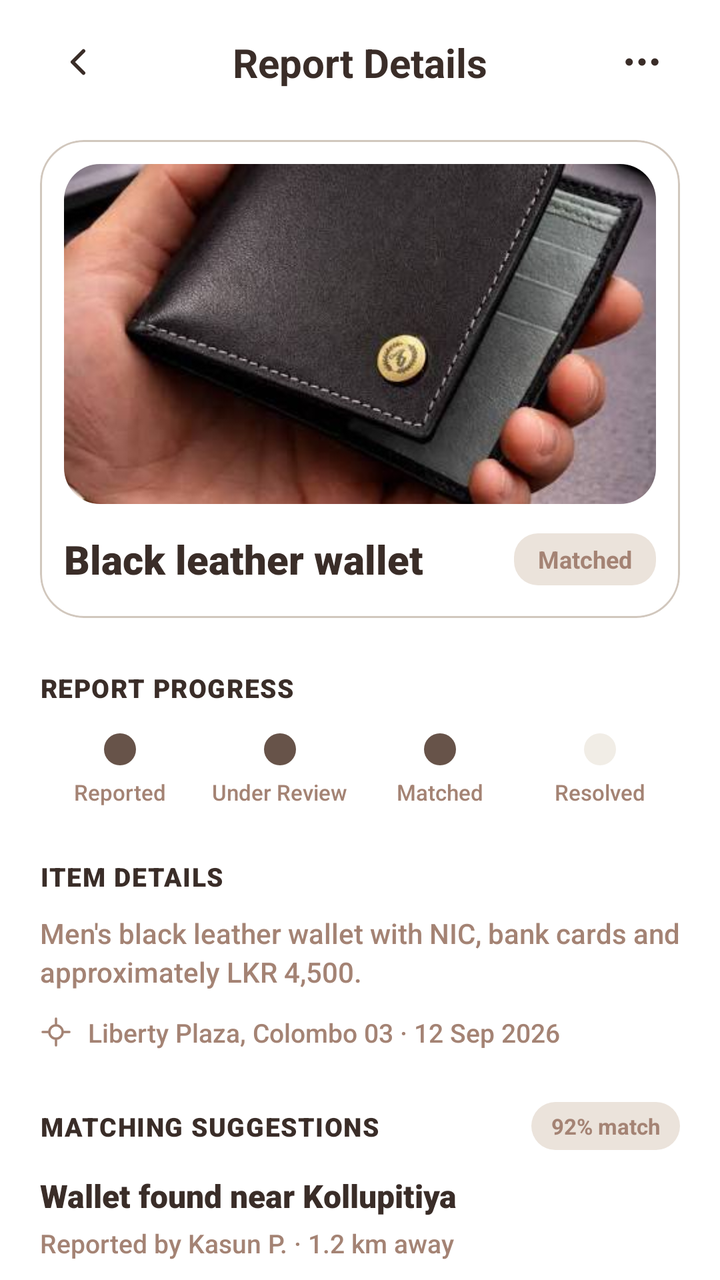
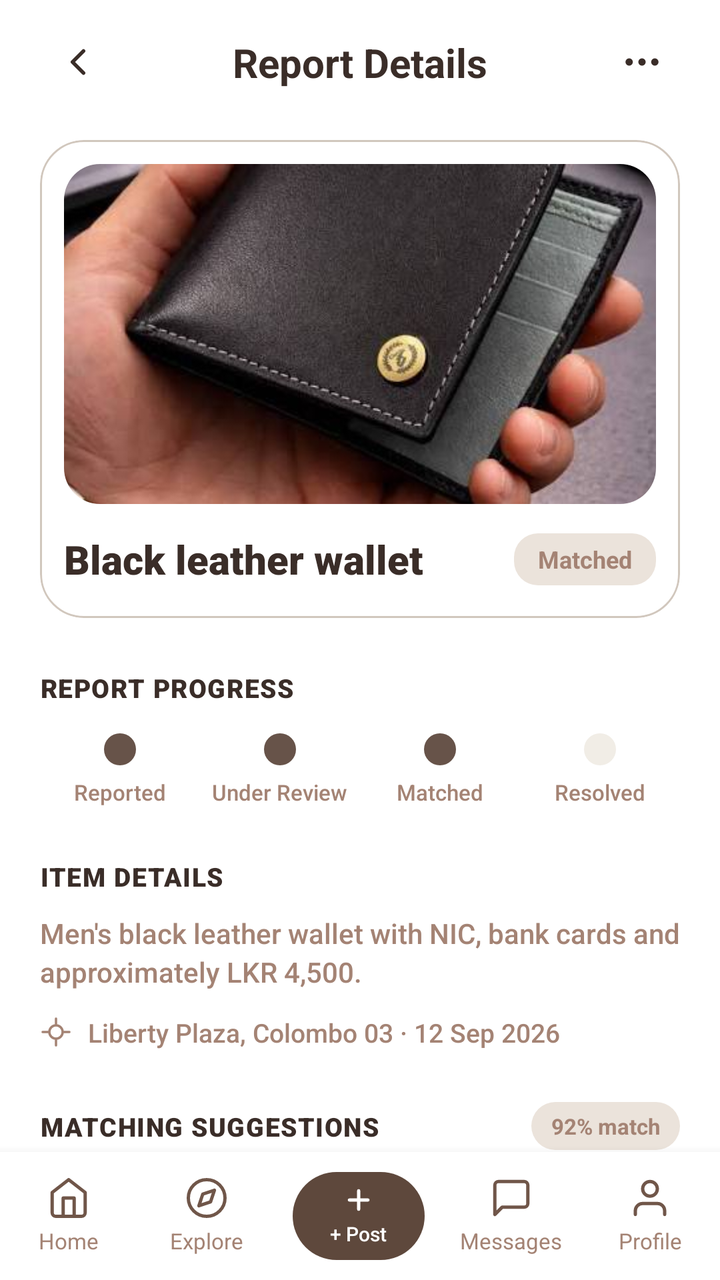

The first picture is an Android layout as it rendered before a commit; the second is the same layout after the commit. The layout source and the unified diff follow.
<!-- AndroidManifest.xml: application theme Theme.LostAndFound -->
<!-- res/layout/fragment_details.xml -->
<?xml version="1.0" encoding="utf-8"?>
<androidx.core.widget.NestedScrollView xmlns:android="http://schemas.android.com/apk/res/android"
    xmlns:app="http://schemas.android.com/apk/res-auto"
    xmlns:tools="http://schemas.android.com/tools"
    android:id="@+id/scrollBox"
    android:layout_width="match_parent"
    android:layout_height="match_parent"
    android:background="@color/background_screen"
    android:fillViewport="true"
    android:overScrollMode="never"
    tools:context=".DetailsFragment">

    <LinearLayout
        android:layout_width="match_parent"
        android:layout_height="wrap_content"
        android:orientation="vertical"
        android:paddingStart="20dp"
        android:paddingTop="12dp"
        android:paddingEnd="20dp"
        android:paddingBottom="24dp">

        
        <androidx.constraintlayout.widget.ConstraintLayout
            android:id="@+id/headRow"
            android:layout_width="match_parent"
            android:layout_height="wrap_content">

            <ImageView
                android:id="@+id/btnBack"
                android:layout_width="38dp"
                android:layout_height="38dp"
                android:clickable="true"
                android:contentDescription="Back"
                android:focusable="true"
                android:padding="8dp"
                android:src="@drawable/ic_back_chevron"
                app:layout_constraintBottom_toBottomOf="parent"
                app:layout_constraintStart_toStartOf="parent"
                app:layout_constraintTop_toTopOf="parent" />

            <TextView
                android:id="@+id/tvTitle"
                android:layout_width="wrap_content"
                android:layout_height="wrap_content"
                android:fontFamily="sans-serif-bold"
                android:text="Report Details"
                android:textColor="@color/text_primary"
                android:textSize="20sp"
                android:textStyle="bold"
                app:layout_constraintBottom_toBottomOf="parent"
                app:layout_constraintEnd_toEndOf="parent"
                app:layout_constraintStart_toStartOf="parent"
                app:layout_constraintTop_toTopOf="parent" />

            <ImageView
                android:id="@+id/btnMore"
                android:layout_width="38dp"
                android:layout_height="38dp"
                android:clickable="true"
                android:contentDescription="More options"
                android:focusable="true"
                android:padding="8dp"
                android:src="@drawable/ic_more_dots"
                app:layout_constraintBottom_toBottomOf="parent"
                app:layout_constraintEnd_toEndOf="parent"
                app:layout_constraintTop_toTopOf="parent" />
        </androidx.constraintlayout.widget.ConstraintLayout>

        
        <com.google.android.material.card.MaterialCardView
            android:id="@+id/picCard"
            android:layout_width="match_parent"
            android:layout_height="wrap_content"
            android:layout_marginTop="20dp"
            app:cardBackgroundColor="@color/white"
            app:cardCornerRadius="22dp"
            app:cardElevation="0dp"
            app:strokeColor="@color/component_stroke_border"
            app:strokeWidth="1dp">

            <LinearLayout
                android:layout_width="match_parent"
                android:layout_height="wrap_content"
                android:orientation="vertical"
                android:padding="12dp">

                
                <com.google.android.material.imageview.ShapeableImageView
                    android:id="@+id/imgView"
                    android:layout_width="match_parent"
                    android:layout_height="170dp"
                    android:contentDescription="Wallet photo"
                    android:scaleType="centerCrop"
                    android:src="@drawable/img_wallet"
                    app:shapeAppearanceOverlay="@style/ShapeAppearance.RoundedSquare" />

                
                <androidx.constraintlayout.widget.ConstraintLayout
                    android:layout_width="match_parent"
                    android:layout_height="wrap_content"
                    android:layout_marginTop="14dp"
                    android:layout_marginBottom="4dp">

                    <TextView
                        android:id="@+id/tvName"
                        android:layout_width="0dp"
                        android:layout_height="wrap_content"
                        android:layout_marginEnd="8dp"
                        android:fontFamily="sans-serif-black"
                        android:text="Black leather wallet"
                        android:textColor="@color/text_primary"
                        android:textSize="20sp"
                        android:textStyle="bold"
                        app:layout_constraintBottom_toBottomOf="parent"
                        app:layout_constraintEnd_toStartOf="@+id/tagStat"
                        app:layout_constraintStart_toStartOf="parent"
                        app:layout_constraintTop_toTopOf="parent" />

                    <TextView
                        android:id="@+id/tagStat"
                        android:layout_width="wrap_content"
                        android:layout_height="26dp"
                        android:background="@drawable/bg_badge_neutral"
                        android:gravity="center"
                        android:paddingStart="12dp"
                        android:paddingEnd="12dp"
                        android:text="Matched"
                        android:textColor="@color/see_all_color"
                        android:textSize="12sp"
                        android:textStyle="bold"
                        app:layout_constraintBottom_toBottomOf="parent"
                        app:layout_constraintEnd_toEndOf="parent"
                        app:layout_constraintTop_toTopOf="parent" />
                </androidx.constraintlayout.widget.ConstraintLayout>

            </LinearLayout>
        </com.google.android.material.card.MaterialCardView>

        
        <TextView
            android:id="@+id/secProg"
            android:layout_width="wrap_content"
            android:layout_height="wrap_content"
            android:layout_marginTop="26dp"
            android:fontFamily="sans-serif-black"
            android:letterSpacing="0.04"
            android:text="REPORT PROGRESS"
            android:textColor="@color/text_primary"
            android:textSize="13sp"
            android:textStyle="bold" />

        
        <LinearLayout
            android:id="@+id/rowProg"
            android:layout_width="match_parent"
            android:layout_height="wrap_content"
            android:layout_marginTop="14dp"
            android:baselineAligned="false"
            android:orientation="horizontal">

            
            <LinearLayout
                android:layout_width="0dp"
                android:layout_height="wrap_content"
                android:layout_weight="1"
                android:gravity="center"
                android:orientation="vertical">

                <View
                    android:layout_width="16dp"
                    android:layout_height="16dp"
                    android:background="@drawable/bg_circle_black"
                    android:backgroundTint="#675349" />

                <TextView
                    android:layout_width="wrap_content"
                    android:layout_height="wrap_content"
                    android:layout_marginTop="6dp"
                    android:fontFamily="sans-serif-medium"
                    android:text="Reported"
                    android:textColor="@color/text_secondary"
                    android:textSize="11sp" />
            </LinearLayout>

            
            <LinearLayout
                android:layout_width="0dp"
                android:layout_height="wrap_content"
                android:layout_weight="1"
                android:gravity="center"
                android:orientation="vertical">

                <View
                    android:layout_width="16dp"
                    android:layout_height="16dp"
                    android:background="@drawable/bg_circle_black"
                    android:backgroundTint="#675349" />

                <TextView
                    android:layout_width="wrap_content"
                    android:layout_height="wrap_content"
                    android:layout_marginTop="6dp"
                    android:fontFamily="sans-serif-medium"
                    android:text="Under Review"
                    android:textColor="@color/text_secondary"
                    android:textSize="11sp" />
            </LinearLayout>

            
            <LinearLayout
                android:layout_width="0dp"
                android:layout_height="wrap_content"
                android:layout_weight="1"
                android:gravity="center"
                android:orientation="vertical">

                <View
                    android:layout_width="16dp"
                    android:layout_height="16dp"
                    android:background="@drawable/bg_circle_black"
                    android:backgroundTint="#675349" />

                <TextView
                    android:layout_width="wrap_content"
                    android:layout_height="wrap_content"
                    android:layout_marginTop="6dp"
                    android:fontFamily="sans-serif-medium"
                    android:text="Matched"
                    android:textColor="@color/text_secondary"
                    android:textSize="11sp" />
            </LinearLayout>

            
            <LinearLayout
                android:layout_width="0dp"
                android:layout_height="wrap_content"
                android:layout_weight="1"
                android:gravity="center"
                android:orientation="vertical">

                <View
                    android:layout_width="16dp"
                    android:layout_height="16dp"
                    android:background="@drawable/bg_circle_black"
                    android:backgroundTint="#F1EDE6" />

                <TextView
                    android:layout_width="wrap_content"
                    android:layout_height="wrap_content"
                    android:layout_marginTop="6dp"
                    android:fontFamily="sans-serif-medium"
                    android:text="Resolved"
                    android:textColor="@color/text_secondary"
                    android:textSize="11sp" />
            </LinearLayout>
        </LinearLayout>

        
        <TextView
            android:id="@+id/secItem"
            android:layout_width="wrap_content"
            android:layout_height="wrap_content"
            android:layout_marginTop="26dp"
            android:fontFamily="sans-serif-black"
            android:letterSpacing="0.04"
            android:text="ITEM DETAILS"
            android:textColor="@color/text_primary"
            android:textSize="13sp"
            android:textStyle="bold" />

        <TextView
            android:id="@+id/tvDesc"
            android:layout_width="match_parent"
            android:layout_height="wrap_content"
            android:layout_marginTop="10dp"
            android:fontFamily="sans-serif-medium"
            android:lineSpacingExtra="3dp"
            android:text="Men's black leather wallet with NIC, bank cards and approximately LKR 4,500."
            android:textColor="@color/text_secondary"
            android:textSize="14sp" />

        
        <LinearLayout
            android:id="@+id/rowLoc"
            android:layout_width="wrap_content"
            android:layout_height="wrap_content"
            android:layout_marginTop="12dp"
            android:gravity="center_vertical"
            android:orientation="horizontal">

            <ImageView
                android:layout_width="16dp"
                android:layout_height="16dp"
                android:contentDescription="Location"
                android:src="@drawable/ic_gps_target" />

            <TextView
                android:id="@+id/tvLoc"
                android:layout_width="wrap_content"
                android:layout_height="wrap_content"
                android:layout_marginStart="8dp"
                android:fontFamily="sans-serif-medium"
                android:text="Liberty Plaza, Colombo 03 · 12 Sep 2026"
                android:textColor="@color/text_secondary"
                android:textSize="13sp" />
        </LinearLayout>

        
        <androidx.constraintlayout.widget.ConstraintLayout
            android:id="@+id/rowMatch"
            android:layout_width="match_parent"
            android:layout_height="wrap_content"
            android:layout_marginTop="26dp">

            <TextView
                android:id="@+id/secMatch"
                android:layout_width="wrap_content"
                android:layout_height="wrap_content"
                android:fontFamily="sans-serif-black"
                android:letterSpacing="0.04"
                android:text="MATCHING SUGGESTIONS"
                android:textColor="@color/text_primary"
                android:textSize="13sp"
                android:textStyle="bold"
                app:layout_constraintBottom_toBottomOf="parent"
                app:layout_constraintStart_toStartOf="parent"
                app:layout_constraintTop_toTopOf="parent" />

            <TextView
                android:id="@+id/tagRate"
                android:layout_width="wrap_content"
                android:layout_height="24dp"
                android:background="@drawable/bg_badge_neutral"
                android:gravity="center"
                android:paddingStart="10dp"
                android:paddingEnd="10dp"
                android:text="92% match"
                android:textColor="@color/see_all_color"
                android:textSize="11sp"
                android:textStyle="bold"
                app:layout_constraintBottom_toBottomOf="parent"
                app:layout_constraintEnd_toEndOf="parent"
                app:layout_constraintTop_toTopOf="parent" />
        </androidx.constraintlayout.widget.ConstraintLayout>

        
        <TextView
            android:id="@+id/tvSug"
            android:layout_width="wrap_content"
            android:layout_height="wrap_content"
            android:layout_marginTop="12dp"
            android:fontFamily="sans-serif-black"
            android:text="Wallet found near Kollupitiya"
            android:textColor="@color/text_primary"
            android:textSize="16sp"
            android:textStyle="bold" />

        <TextView
            android:id="@+id/tvSub"
            android:layout_width="wrap_content"
            android:layout_height="wrap_content"
            android:layout_marginTop="4dp"
            android:fontFamily="sans-serif-medium"
            android:text="Reported by Kasun P. · 1.2 km away"
            android:textColor="@color/text_secondary"
            android:textSize="13sp" />

        
        <LinearLayout
            android:id="@+id/rowAct"
            android:layout_width="match_parent"
            android:layout_height="wrap_content"
            android:layout_marginTop="20dp"
            android:orientation="horizontal">

            <TextView
                android:id="@+id/btnEdit"
                android:layout_width="0dp"
                android:layout_height="48dp"
                android:layout_marginEnd="8dp"
                android:layout_weight="1"
                android:background="@drawable/bg_btn_outline"
                android:clickable="true"
                android:focusable="true"
                android:gravity="center"
                android:text="Edit"
                android:textColor="@color/text_primary"
                android:textSize="15sp"
                android:textStyle="bold" />

            <TextView
                android:id="@+id/btnRes"
                android:layout_width="0dp"
                android:layout_height="48dp"
                android:layout_marginStart="8dp"
                android:layout_weight="1.2"
                android:background="@drawable/bg_btn_approve"
                android:clickable="true"
                android:focusable="true"
                android:gravity="center"
                android:text="Mark Resolved"
                android:textColor="@color/white"
                android:textSize="15sp"
                android:textStyle="bold" />
        </LinearLayout>

        
        <TextView
            android:id="@+id/btnDel"
            android:layout_width="match_parent"
            android:layout_height="48dp"
            android:layout_marginTop="12dp"
            android:background="@drawable/bg_btn_reject"
            android:clickable="true"
            android:focusable="true"
            android:gravity="center"
            android:text="Delete report"
            android:textColor="@color/white"
            android:textSize="15sp"
            android:textStyle="bold" />

    </LinearLayout>
</androidx.core.widget.NestedScrollView>
<!-- resources referenced by this layout -->
<resources>
  <color name="see_all_color">#FFA48374</color>
  <color name="text_primary">#FF3A2D28</color>
  <color name="text_secondary">#FFA48374</color>
  <color name="white">#FFFFFFFF</color>
  <color name="nude_cream">#FFEBE3DB</color>
  <color name="btn_approve">#FF675349</color>
  <color name="btn_reject">#FFD44343</color>
  <color name="black">#FF000000</color>
  <!-- unchanged entries left out for length: 14 -->
</resources>

<!-- the commit's change to res/layout/fragment_details.xml (unified diff, before → after) -->
@@ -1,14 +1,21 @@
 <?xml version="1.0" encoding="utf-8"?>
-<androidx.core.widget.NestedScrollView xmlns:android="http://schemas.android.com/apk/res/android"
+<LinearLayout xmlns:android="http://schemas.android.com/apk/res/android"
     xmlns:app="http://schemas.android.com/apk/res-auto"
     xmlns:tools="http://schemas.android.com/tools"
-    android:id="@+id/scrollBox"
     android:layout_width="match_parent"
     android:layout_height="match_parent"
     android:background="@color/background_screen"
-    android:fillViewport="true"
-    android:overScrollMode="never"
+    android:orientation="vertical"
     tools:context=".DetailsFragment">
+
+    <androidx.core.widget.NestedScrollView
+        android:id="@+id/scrollBox"
+        android:layout_width="match_parent"
+        android:layout_height="0dp"
+        android:layout_weight="1"
+        android:background="@color/background_screen"
+        android:fillViewport="true"
+        android:overScrollMode="never">
 
     <LinearLayout
         android:layout_width="match_parent"
@@ -420,4 +427,178 @@
             android:textStyle="bold" />
 
     </LinearLayout>
-</androidx.core.widget.NestedScrollView>
+    </androidx.core.widget.NestedScrollView>
+
+    
+    <include
+        android:id="@+id/bottomNav"
+        layout="@layout/fragment_bottom_nav"
+        android:layout_width="match_parent"
+        android:layout_height="64dp" />
+
+</LinearLayout>
+<!-- res/layout/fragment_bottom_nav.xml (included above) -->
+<?xml version="1.0" encoding="utf-8"?>
+<LinearLayout xmlns:android="http://schemas.android.com/apk/res/android"
+    android:id="@+id/navCard"
+    android:layout_width="match_parent"
+    android:layout_height="64dp"
+    android:background="@color/white"
+    android:baselineAligned="false"
+    android:elevation="8dp"
+    android:gravity="center_vertical"
+    android:orientation="horizontal">
+
+    
+    <LinearLayout
+        android:id="@+id/tabHome"
+        android:layout_width="0dp"
+        android:layout_height="match_parent"
+        android:layout_weight="1"
+        android:clickable="true"
+        android:focusable="true"
+        android:gravity="center"
+        android:orientation="vertical">
+
+        <ImageView
+            android:id="@+id/imgHome"
+            android:layout_width="22dp"
+            android:layout_height="22dp"
+            android:contentDescription="Home"
+            android:src="@drawable/ic_nav_home" />
+
+        <TextView
+            android:id="@+id/lblHome"
+            android:layout_width="wrap_content"
+            android:layout_height="wrap_content"
+            android:layout_marginTop="3dp"
+            android:fontFamily="sans-serif"
+            android:text="Home"
+            android:textColor="@color/text_secondary"
+            android:textSize="11sp" />
+    </LinearLayout>
+
+    
+    <LinearLayout
+        android:id="@+id/tabExplore"
+        android:layout_width="0dp"
+        android:layout_height="match_parent"
+        android:layout_weight="1"
+        android:clickable="true"
+        android:focusable="true"
+        android:gravity="center"
+        android:orientation="vertical">
+
+        <ImageView
+            android:id="@+id/imgExplore"
+            android:layout_width="22dp"
+            android:layout_height="22dp"
+            android:contentDescription="Explore"
+            android:src="@drawable/ic_nav_explore" />
+
+        <TextView
+            android:id="@+id/lblExplore"
+            android:layout_width="wrap_content"
+            android:layout_height="wrap_content"
+            android:layout_marginTop="3dp"
+            android:fontFamily="sans-serif"
+            android:text="Explore"
+            android:textColor="@color/text_secondary"
+            android:textSize="11sp" />
+    </LinearLayout>
+
+    
+    <LinearLayout
+        android:id="@+id/tabPost"
+        android:layout_width="0dp"
+        android:layout_height="match_parent"
+        android:layout_weight="1.2"
+        android:clickable="true"
+        android:focusable="true"
+        android:gravity="center">
+
+        <LinearLayout
+            android:id="@+id/btnPostPill"
+            android:layout_width="66dp"
+            android:layout_height="44dp"
+            android:background="@drawable/bg_nav_post_pill"
+            android:gravity="center"
+            android:orientation="vertical">
+
+            <ImageView
+                android:layout_width="16dp"
+                android:layout_height="16dp"
+                android:contentDescription="Post"
+                android:src="@drawable/ic_nav_plus" />
+
+            <TextView
+                android:id="@+id/lblPost"
+                android:layout_width="wrap_content"
+                android:layout_height="wrap_content"
+                android:layout_marginTop="2dp"
+                android:fontFamily="sans-serif-medium"
+                android:text="+ Post"
+                android:textColor="@color/white"
+                android:textSize="10sp" />
+        </LinearLayout>
+    </LinearLayout>
+
+    
+    <LinearLayout
+        android:id="@+id/tabMessages"
+        android:layout_width="0dp"
+        android:layout_height="match_parent"
+        android:layout_weight="1"
+        android:clickable="true"
+        android:focusable="true"
+        android:gravity="center"
+        android:orientation="vertical">
+
+        <ImageView
+            android:id="@+id/imgMessages"
+            android:layout_width="22dp"
+            android:layout_height="22dp"
+            android:contentDescription="Messages"
+            android:src="@drawable/ic_nav_messages" />
+
+        <TextView
+            android:id="@+id/lblMessages"
+            android:layout_width="wrap_content"
+            android:layout_height="wrap_content"
+            android:layout_marginTop="3dp"
+            android:fontFamily="sans-serif"
+            android:text="Messages"
+            android:textColor="@color/text_secondary"
+            android:textSize="11sp" />
+    </LinearLayout>
+
+    
+    <LinearLayout
+        android:id="@+id/tabProfile"
+        android:layout_width="0dp"
+        android:layout_height="match_parent"
+        android:layout_weight="1"
+        android:clickable="true"
+        android:focusable="true"
+        android:gravity="center"
+        android:orientation="vertical">
+
+        <ImageView
+            android:id="@+id/imgProfile"
+            android:layout_width="22dp"
+            android:layout_height="22dp"
+            android:contentDescription="Profile"
+            android:src="@drawable/ic_nav_profile" />
+
+        <TextView
+            android:id="@+id/lblProfile"
+            android:layout_width="wrap_content"
+            android:layout_height="wrap_content"
+            android:layout_marginTop="3dp"
+            android:fontFamily="sans-serif"
+            android:text="Profile"
+            android:textColor="@color/text_secondary"
+            android:textSize="11sp" />
+    </LinearLayout>
+
+</LinearLayout>
<!-- resource entries referenced after the edit -->
@@ -4,6 +4,103 @@
   <color name="text_primary">#FF3A2D28</color>
   <color name="text_secondary">#FFA48374</color>
   <color name="white">#FFFFFFFF</color>
+  <!-- drawable bg_nav_post_pill (drawable) -->
+  <?xml version="1.0" encoding="utf-8"?>
+  <shape xmlns:android="http://schemas.android.com/apk/res/android"
+      android:shape="rectangle">
+      <corners android:radius="22dp" />
+      <solid android:color="#5E483C" />
+  </shape>
+  <!-- drawable ic_nav_explore (drawable) -->
+  <vector xmlns:android="http://schemas.android.com/apk/res/android"
+      android:width="22dp"
+      android:height="22dp"
+      android:viewportWidth="24"
+      android:viewportHeight="24">
+    <path
+        android:fillColor="@android:color/transparent"
+        android:strokeColor="#705649"
+        android:strokeWidth="1.8"
+        android:strokeLineCap="round"
+        android:strokeLineJoin="round"
+        android:pathData="M12,22c5.523,0 10,-4.477 10,-10S17.523,2 12,2 2,6.477 2,12s4.477,10 10,10z" />
+    <path
+        android:fillColor="@android:color/transparent"
+        android:strokeColor="#705649"
+        android:strokeWidth="1.8"
+        android:strokeLineCap="round"
+        android:strokeLineJoin="round"
+        android:pathData="M16.24,7.76l-2.12,6.36-6.36,2.12 2.12,-6.36z" />
+  </vector>
+  <!-- drawable ic_nav_home (drawable) -->
+  <vector xmlns:android="http://schemas.android.com/apk/res/android"
+      android:width="22dp"
+      android:height="22dp"
+      android:viewportWidth="24"
+      android:viewportHeight="24">
+    <path
+        android:fillColor="@android:color/transparent"
+        android:strokeColor="#705649"
+        android:strokeWidth="1.8"
+        android:strokeLineCap="round"
+        android:strokeLineJoin="round"
+        android:pathData="M3,9l9,-7 9,7v11a2,2 0 0,1 -2,2H5a2,2 0 0,1 -2,-2z" />
+    <path
+        android:fillColor="@android:color/transparent"
+        android:strokeColor="#705649"
+        android:strokeWidth="1.8"
+        android:strokeLineCap="round"
+        android:strokeLineJoin="round"
+        android:pathData="M9,22V12h6v10" />
+  </vector>
+  <!-- drawable ic_nav_messages (drawable) -->
+  <vector xmlns:android="http://schemas.android.com/apk/res/android"
+      android:width="22dp"
+      android:height="22dp"
+      android:viewportWidth="24"
+      android:viewportHeight="24">
+    <path
+        android:fillColor="@android:color/transparent"
+        android:strokeColor="#705649"
+        android:strokeWidth="1.8"
+        android:strokeLineCap="round"
+        android:strokeLineJoin="round"
+        android:pathData="M21,15a2,2 0 0,1 -2,2H7l-4,4V5a2,2 0 0,1 2,-2h14a2,2 0 0,1 2,2z" />
+  </vector>
+  <!-- drawable ic_nav_plus (drawable) -->
+  <vector xmlns:android="http://schemas.android.com/apk/res/android"
+      android:width="20dp"
+      android:height="20dp"
+      android:viewportWidth="24"
+      android:viewportHeight="24">
+    <path
+        android:fillColor="@android:color/transparent"
+        android:strokeColor="#FFFFFF"
+        android:strokeWidth="2.4"
+        android:strokeLineCap="round"
+        android:pathData="M12,5 V19 M5,12 H19" />
+  </vector>
+  <!-- drawable ic_nav_profile (drawable) -->
+  <vector xmlns:android="http://schemas.android.com/apk/res/android"
+      android:width="22dp"
+      android:height="22dp"
+      android:viewportWidth="24"
+      android:viewportHeight="24">
+    <path
+        android:fillColor="@android:color/transparent"
+        android:strokeColor="#705649"
+        android:strokeWidth="1.8"
+        android:strokeLineCap="round"
+        android:strokeLineJoin="round"
+        android:pathData="M20,21v-2a4,4 0 0,0 -4,-4H8a4,4 0 0,0 -4,4v2" />
+    <path
+        android:fillColor="@android:color/transparent"
+        android:strokeColor="#705649"
+        android:strokeWidth="1.8"
+        android:strokeLineCap="round"
+        android:strokeLineJoin="round"
+        android:pathData="M12,11a4,4 0 1,0 0,-8 4,4 0 0,0 0,8z" />
+  </vector>
   <color name="nude_cream">#FFEBE3DB</color>
   <color name="btn_approve">#FF675349</color>
   <color name="btn_reject">#FFD44343</color>
